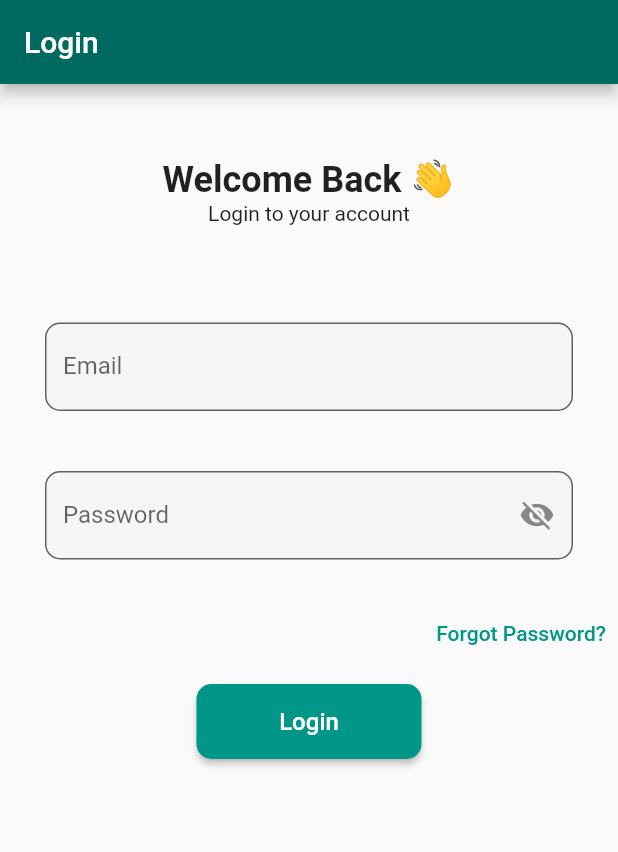
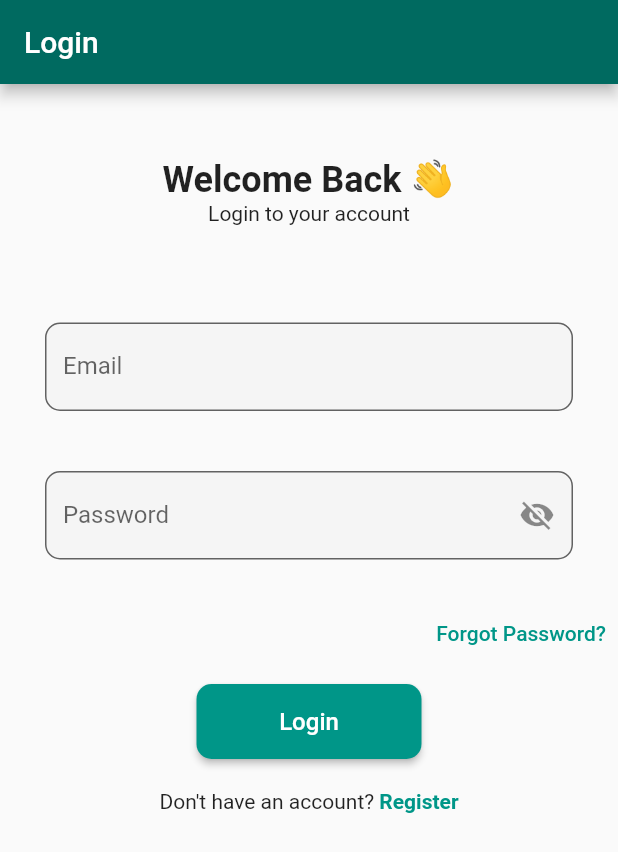
Before and after one commit to SabaFadhl/flutter-shop, a Flutter app: the screen it shows after launch, on a phone screen of 412 x 824 dp. Shown: the top 852 px of the screen. Run offline on Flutter 3.47's test engine with Material 3 defaults, Android fonts, the phone set to English and light mode, and no system bars.

Commit message:
feat: add Don't have an account?

```diff
--- a/lib/core/views/screens/login.dart
+++ b/lib/core/views/screens/login.dart
@@ -62,6 +62,27 @@ class _LoginScreenState extends State<LoginScreen> {
               ),
             ),
           ),
+          const SizedBox(height: 20),
+
+          Center(
+            child: Row(
+              mainAxisAlignment: MainAxisAlignment.center,
+              children: [
+                const Text("Don't have an account? "),
+                InkWell(
+                  onTap: () {},
+                  child: const Text(
+                    "Register",
+                    style: TextStyle(
+                      color: Colors.teal,
+                      fontWeight: FontWeight.bold,
+                    ),
+                  ),
+                ),
+              ],
+            ),
+          ),
+
         ],
       ),
     );
```
